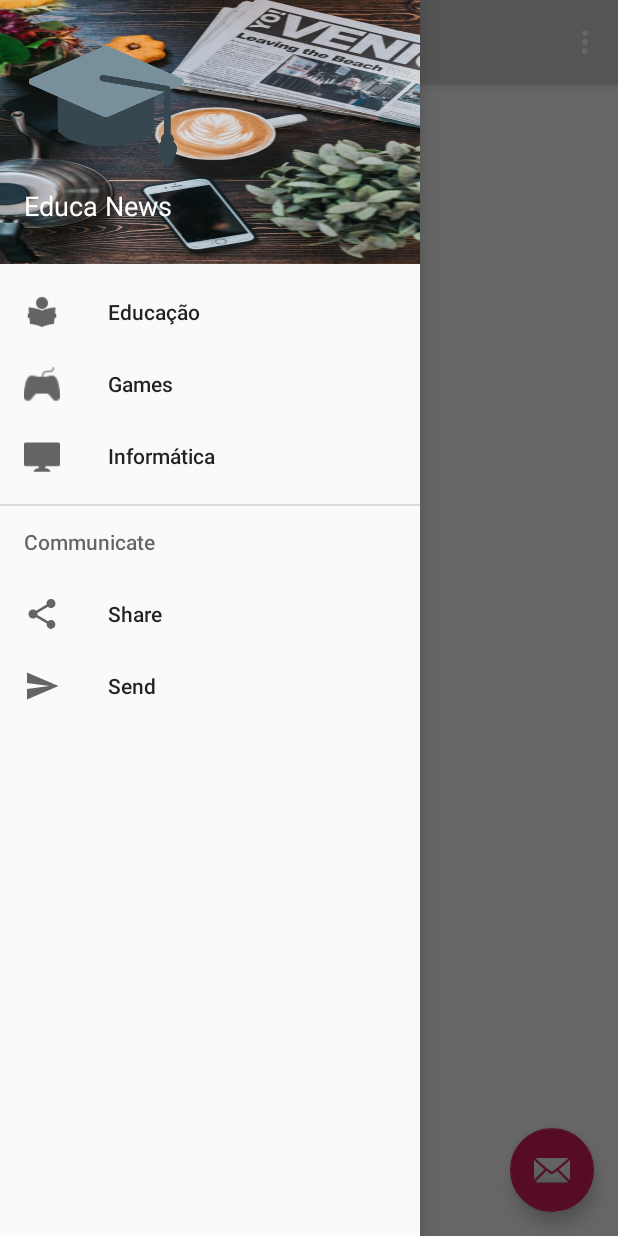
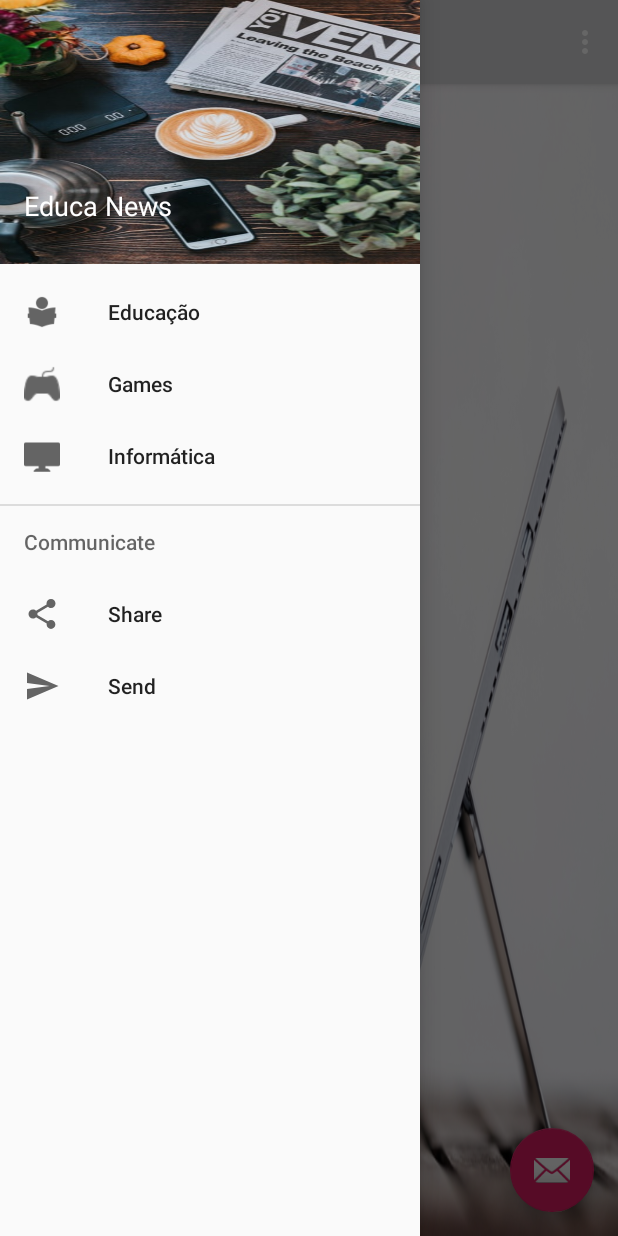
Before and after one commit to CrisPer12/EducaNewsApp, an Android app: the screen it shows after launch (MainActivity), with the side drawer open, on a phone screen of 412 x 824 dp. Run offline under Robolectric (Android 15) with nearby library versions, the phone set to English and light mode, and no system bars.

Commit message:
adicionando novas telas

```diff
--- a/app/src/main/AndroidManifest.xml
+++ b/app/src/main/AndroidManifest.xml
@@ -5,7 +5,7 @@
     <application
         android:allowBackup="true"
         android:icon="@drawable/educacao"
-        android:label="navigation"
+        android:label="EducaNews"
         android:roundIcon="@mipmap/ic_launcher_round"
         android:supportsRtl="true"
         android:theme="@style/AppTheme">
--- /dev/null
+++ b/app/src/main/res/layout-v20/activity_main.xml
@@ -0,0 +1,26 @@
+<?xml version="1.0" encoding="utf-8"?>
+<android.support.v4.widget.DrawerLayout xmlns:android="http://schemas.android.com/apk/res/android"
+    xmlns:app="http://schemas.android.com/apk/res-auto"
+    xmlns:tools="http://schemas.android.com/tools"
+    android:id="@+id/drawer_layout"
+    android:layout_width="match_parent"
+    android:layout_height="match_parent"
+    android:fitsSystemWindows="true"
+    tools:openDrawer="start">
+
+    <include
+        layout="@layout/app_bar_main"
+        android:layout_width="match_parent"
+        android:layout_height="match_parent" />
+
+    <android.support.design.widget.NavigationView
+        android:id="@+id/nav_view"
+        android:layout_width="wrap_content"
+        android:layout_height="match_parent"
+        android:layout_gravity="start"
+        android:animationCache="?android:attr/windowSwipeToDismiss"
+        android:fitsSystemWindows="true"
+        app:headerLayout="@layout/nav_header_main"
+        app:menu="@menu/activity_main_drawer" />
+
+</android.support.v4.widget.DrawerLayout>
--- a/app/src/main/res/layout/nav_header_main.xml
+++ b/app/src/main/res/layout/nav_header_main.xml
@@ -12,14 +12,6 @@
     android:paddingBottom="@dimen/activity_vertical_margin"
     android:theme="@style/ThemeOverlay.AppCompat.Dark">
 
-    <ImageView
-        android:id="@+id/imageView"
-        android:layout_width="109dp"
-        android:layout_height="111dp"
-        android:contentDescription="@string/nav_header_desc"
-        android:paddingTop="@dimen/nav_header_vertical_spacing"
-        app:srcCompat="@drawable/educacao" />
-
     <TextView
         android:layout_width="384dp"
         android:layout_height="43dp"
```
Also changed, not shown: app/src/main/java/com/example/crist/educanews/educaActivity.java (+0 -9 lines), app/src/main/java/com/example/crist/educanews/gameActivity.java (+0 -9 lines), app/src/main/java/com/example/crist/educanews/infoActivity.java (+7 -13 lines), app/src/main/res/layout/activity_educa.xml (+1 -11 lines), app/src/main/res/layout/activity_game.xml (+0 -8 lines), app/src/main/res/layout/activity_info.xml (+0 -8 lines), app/src/main/res/layout/content_main.xml (+1 -8 lines), app/src/main/res/drawable/game2.png (deleted), app/src/main/res/drawable/game3.png (deleted), app/src/main/res/drawable/jotn.jpg (added), app/src/main/res/drawable/mar.jpg (added).
